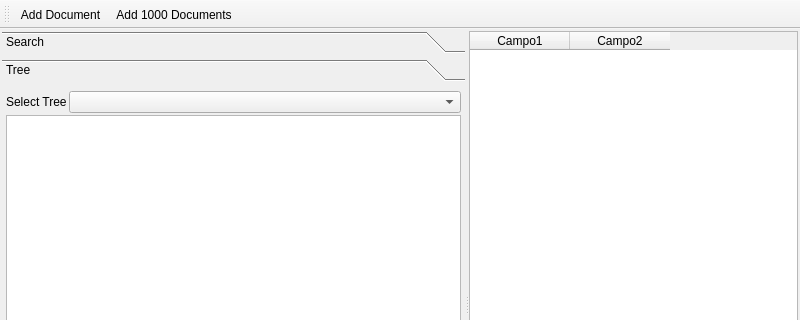
First picture: the form in eDoc-Client/explorerwindow.ui, repository diegowald/eDoc, before the edit; both pictures show x 0 to 800 and y 0 to 320 of the 800 by 600 pixel window.
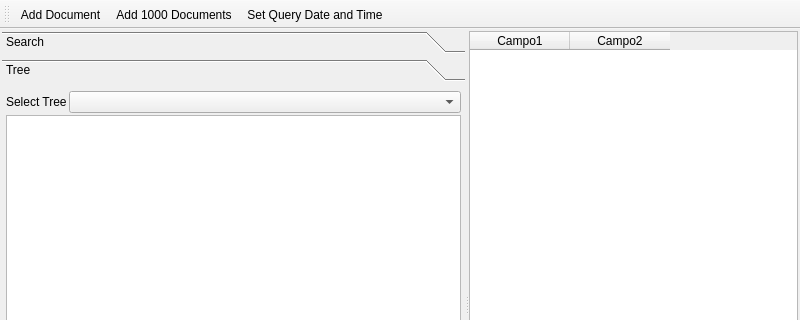
Second picture: the form after the edit. The open tabs and pages were chosen to show the change. Icons and pictures are not drawn.

```diff
--- a/eDoc-Client/explorerwindow.ui
+++ b/eDoc-Client/explorerwindow.ui
@@ -395,6 +395,7 @@
    </attribute>
    <addaction name="actionAdd_Document"/>
    <addaction name="actionAdd_1000_Documents"/>
+   <addaction name="actionSet_Query_Date_and_Time"/>
   </widget>
   <action name="actionAdd_Document">
    <property name="text">
@@ -409,6 +410,11 @@
     <string>Add 1000 Documents</string>
    </property>
   </action>
+  <action name="actionSet_Query_Date_and_Time">
+   <property name="text">
+    <string>Set Query Date and Time</string>
+   </property>
+  </action>
  </widget>
  <resources/>
  <connections/>
```
Left out of the diff: 21 changed lines with no effect on the pictures.
